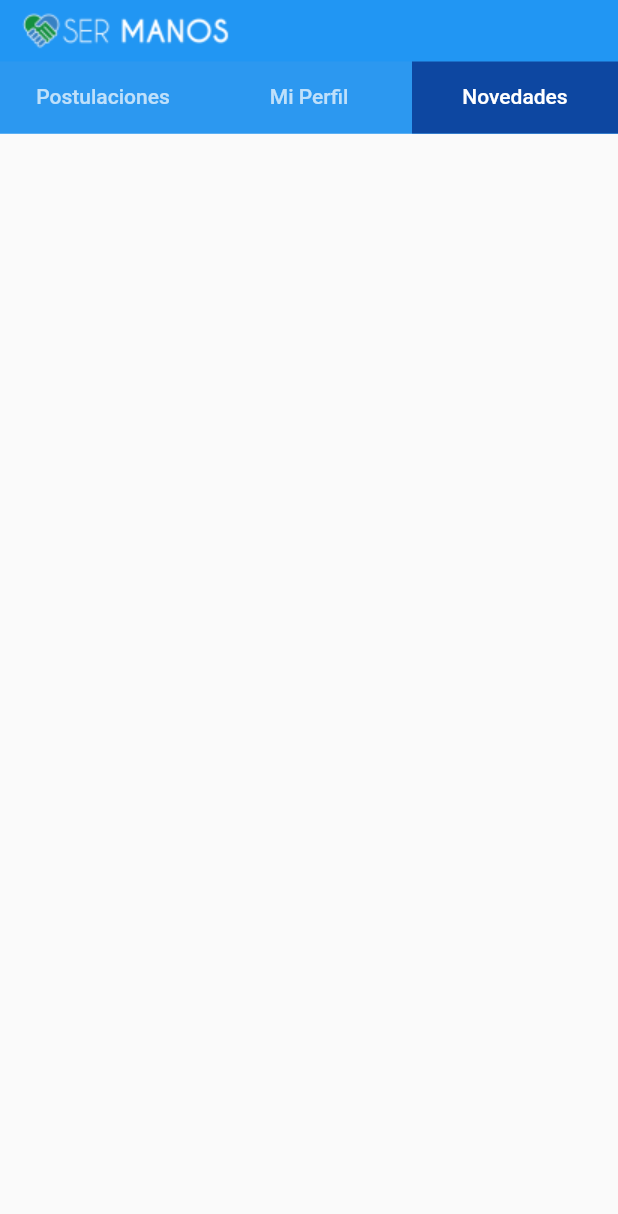
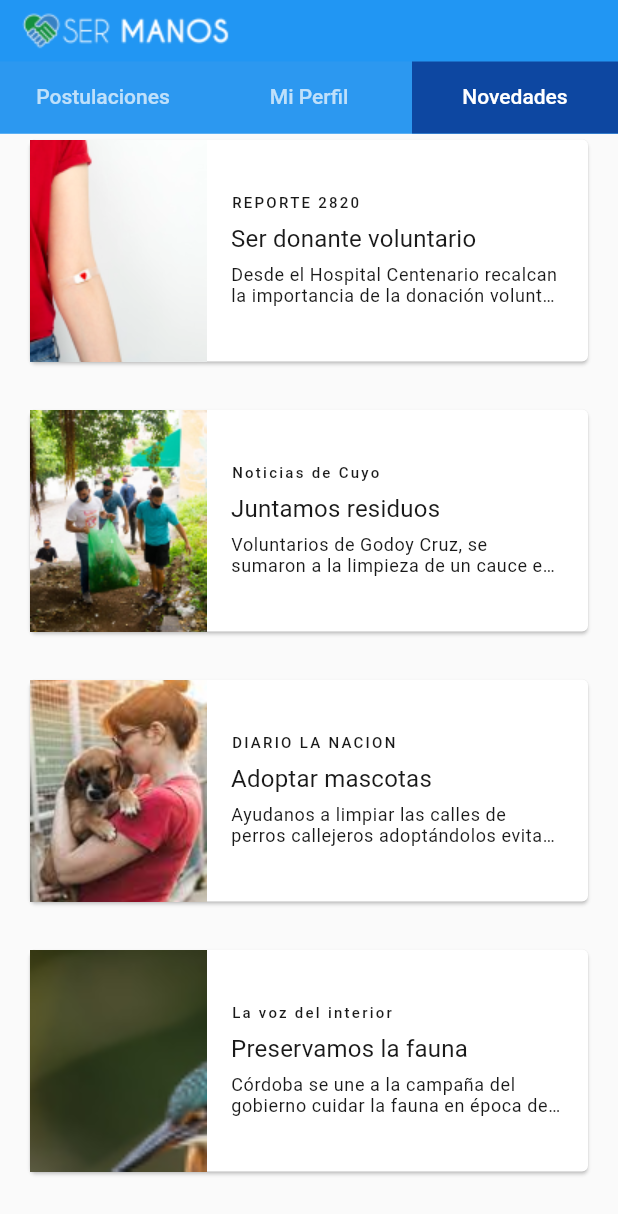
Before and after one commit to gprinc/flutter-tp-1c-2023, a Flutter app: the Home screen opened by its route, tab 3 chosen, on a phone screen of 412 x 824 dp. Shown: the top 1214 px of the screen. Run offline on Flutter 3.47's test engine with Material 2 defaults, Android fonts, the phone set to English and light mode, and no system bars; our stand-ins replace go_router.

Commit message:
news page

```diff
--- a/lib/cells/cards.dart
+++ b/lib/cells/cards.dart
@@ -1,3 +1,4 @@
+import 'package:dam_1c_2023/tokens/token_fonts.dart';
 import 'package:flutter/material.dart';
 
 class VolunteeringCard extends StatelessWidget {
@@ -48,3 +49,56 @@ class VolunteeringCard extends StatelessWidget {
     );
   }
 }
+
+class NewsCard extends StatelessWidget {
+  final String title;
+  final String header;
+  final String description;
+  final String imageName;
+
+  const NewsCard({
+    Key? key,
+    required this.title,
+    required this.header,
+    required this.description,
+    required this.imageName,
+  }) : super(key: key);
+
+  @override
+  Widget build(BuildContext context) {
+    return SizedBox(
+      height: 156,
+      child: Card(
+        child: Row(
+          crossAxisAlignment: CrossAxisAlignment.stretch,
+          children: [
+            Image.asset(
+              imageName,
+              width: 118,
+              fit: BoxFit.cover,
+            ),
+            Expanded(
+              child: Padding(
+                padding: const EdgeInsets.all(16.0),
+                child: Column(
+                  crossAxisAlignment: CrossAxisAlignment.start,
+                  mainAxisAlignment: MainAxisAlignment.center,
+                  children: [
+                    Text(header, style: overline),
+                    const SizedBox(height: 8),
+                    Text(title, style: subtitle01),
+                    const SizedBox(height: 8),
+                    Text(description,
+                        maxLines: 2,
+                        overflow: TextOverflow.ellipsis,
+                        style: body02),
+                  ],
+                ),
+              ),
+            ),
+          ],
+        ),
+      ),
+    );
+  }
+}
--- a/lib/main.dart
+++ b/lib/main.dart
@@ -6,6 +6,7 @@ import 'package:flutter/services.dart';
 import 'package:go_router/go_router.dart';
 import 'package:provider/provider.dart';
 
+import 'models/newsList.dart';
 import 'models/volunteering_list.dart';
 
 final GoRouter _router = GoRouter(
@@ -49,19 +50,26 @@ void main() {
 class MyApp extends StatelessWidget {
   const MyApp({super.key});
 
-  // This widget is the root of your application.
   @override
   Widget build(BuildContext context) {
     SystemChrome.setSystemUIOverlayStyle(
         const SystemUiOverlayStyle(statusBarColor: Colors.blue));
-    return ChangeNotifierProvider(
+    return MultiProvider(
+      providers: [
+        ChangeNotifierProvider<VolunteeringList>(
           create: (_) => VolunteeringList(),
+        ),
+        ChangeNotifierProvider<NewsList>(
+          create: (_) => NewsList(),
+        ),
+      ],
       child: MaterialApp.router(
         routerConfig: _router,
         title: 'Flutter App',
         theme: ThemeData(
           primarySwatch: Colors.blue,
         ),
-        ));
+      ),
+    );
   }
 }
--- /dev/null
+++ b/lib/models/news.dart
@@ -0,0 +1,12 @@
+class News {
+  final String header;
+  final String title;
+  final String description;
+  final String imageName;
+
+  News(
+      {required this.header,
+      required this.title,
+      required this.description,
+      required this.imageName});
+}
--- /dev/null
+++ b/lib/models/newsList.dart
@@ -0,0 +1,45 @@
+import 'package:flutter/material.dart';
+
+import 'news.dart';
+
+class NewsList extends ChangeNotifier {
+  final List<News> _news = [
+    News(
+      header: 'REPORTE 2820',
+      title: 'Ser donante voluntario',
+      description:
+          'Desde el Hospital Centenario recalcan la importancia de la donación voluntaria de Sangre',
+      imageName: 'assets/news_donar.png',
+    ),
+    News(
+      header: 'Noticias de Cuyo',
+      title: 'Juntamos residuos',
+      description:
+          'Voluntarios de Godoy Cruz, se sumaron a la limpieza de un cauce en las inmediaciones.',
+      imageName: 'assets/news_recolectar.png',
+    ),
+    News(
+      header: 'DIARIO LA NACION',
+      title: 'Adoptar mascotas',
+      description:
+          'Ayudanos a limpiar las calles de perros callejeros adoptándolos evitando la sobrepoblación de las perreras.',
+      imageName: 'assets/news_adoptar.png',
+    ),
+    News(
+      header: 'La voz del interior',
+      title: 'Preservamos la fauna',
+      description:
+          'Córdoba se une a la campaña del gobierno cuidar la fauna en época de sequía',
+      imageName: 'assets/news_fauna.png',
+    ),
+
+    // Add more volunteerings here...
+  ];
+
+  List<News> get news => _news;
+
+  void addVolunteering(News news) {
+    _news.add(news);
+    notifyListeners();
+  }
+}
--- a/lib/pages/home.dart
+++ b/lib/pages/home.dart
@@ -1,6 +1,7 @@
 import 'dart:math';
 
 import 'package:dam_1c_2023/cells/cards.dart';
+import 'package:dam_1c_2023/models/newsList.dart';
 import 'package:dam_1c_2023/models/volunteering_list.dart';
 import 'package:dam_1c_2023/molecules/buttons.dart';
 import 'package:dam_1c_2023/molecules/inputs.dart';
@@ -17,6 +18,7 @@ class Home extends StatelessWidget {
   @override
   Widget build(BuildContext context) {
     final volunteeringProvider = Provider.of<VolunteeringList>(context);
+    final newsProvider = Provider.of<NewsList>(context);
     return DefaultTabController(
       // --> Puedo manejar el estado del TabBar de forma automatica.
       // Es una clase "Inherited" que no convenia a veces.
@@ -131,7 +133,23 @@ class Home extends StatelessWidget {
                         const SizedBox(height: 16),
                       ],
                     ),
-                    Column(),
+
+                    // NOVEDADES
+                    ListView.builder(
+                        itemCount: newsProvider.news.length,
+                        itemBuilder: (BuildContext context, int index) {
+                          final news = newsProvider.news[index];
+                          return Column(
+                            children: [
+                              NewsCard(
+                                  title: news.title,
+                                  header: news.header,
+                                  description: news.description,
+                                  imageName: news.imageName),
+                              const SizedBox(height: 24),
+                            ],
+                          );
+                        }),
                   ],
                 ),
               ))
@@ -149,31 +167,3 @@ class Home extends StatelessWidget {
             Tab(text: 'Novedades'),
           ]);
 }
-
-
-        /*body: Column(
-          children: [
-            Container(color: unselectedColor, child: _tabBar),
-
-            Si no le pongo el expanded me tira este error:
-            The following assertion was thrown during performResize():
-            Horizontal viewport was given unbounded height.
-            Expanded(
-              child: TabBarView(children: [
-                1st Tab
-                const PostulacionesBody(),
-                PostulacionesBody(),
-                Center(
-                  child: Container(
-                    height: 100,
-                    width: 100,
-                    color: Colors.orange,
-                  ),
-                ),
-                Container(
-                  color: Colors.blueAccent,
-                ),
-              ]),
-            ),
-          ],
-        )*/
```
Also changed, not shown: assets/news_adoptar.png (added), assets/news_donar.png (added), assets/news_fauna.png (added), assets/news_recolectar.png (added). Lines whose indentation alone changed are shown as unchanged.
